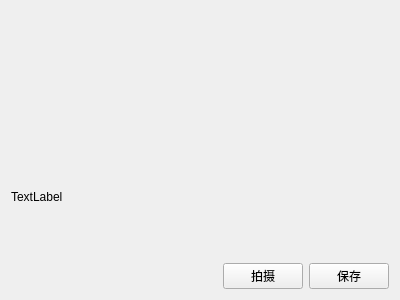
Above: camerawidget.ui from curious-heart/x-data-scanner before the change. Below: the same form after it.
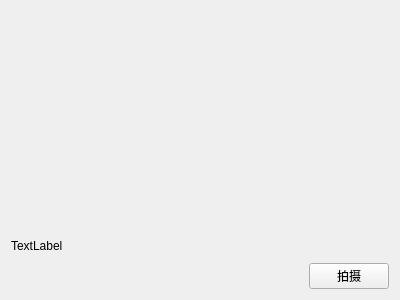
That is the form after the change.

```diff
--- a/camerawidget.ui
+++ b/camerawidget.ui
@@ -13,7 +13,7 @@
   <property name="windowTitle">
    <string>Form</string>
   </property>
-  <layout class="QVBoxLayout" name="verticalLayout">
+  <layout class="QVBoxLayout" name="verticalLayout" stretch="10,1,1">
    <item>
     <widget class="QWidget" name="viewfinderContainer" native="true">
      <layout class="QVBoxLayout" name="verticalLayout_3">
@@ -52,13 +52,6 @@
        </property>
       </widget>
      </item>
-     <item>
-      <widget class="QPushButton" name="btnSave">
-       <property name="text">
-        <string>保存</string>
-       </property>
-      </widget>
-     </item>
     </layout>
    </item>
   </layout>
```
